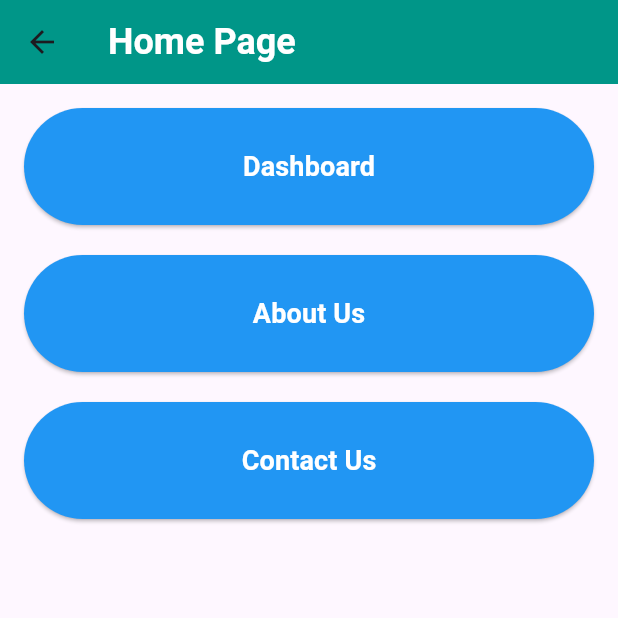
After one commit to kvnrynfl/Belajar-Flutter, a Flutter app: the HomePage screen opened directly, on a phone screen of 412 x 824 dp, the top half of it. The commit adds this screen. Run offline on Flutter 3.47's test engine with Material 3 defaults, Android fonts, the phone set to English and light mode, and no system bars; our stand-ins replace easy_debounce, fluttertoast.

Commit message:
add assignments 7

```diff
--- /dev/null
+++ b/lib/pages/pertemuan_07/home_page.dart
@@ -0,0 +1,81 @@
+import 'package:flutter/material.dart';
+
+class HomePage extends StatefulWidget {
+  const HomePage({super.key});
+
+  @override
+  State<HomePage> createState() => _HomePageState();
+}
+
+class _HomePageState extends State<HomePage> {
+  @override
+  Widget build(BuildContext context) {
+    return Scaffold(
+      appBar: AppBar(
+        backgroundColor: Colors.teal,
+        title: const Text(
+          'Home Page',
+          style: TextStyle(
+            color: Colors.white,
+            fontSize: 24,
+            fontWeight: FontWeight.bold,
+          ),
+        ),
+      ),
+      body: ListView(
+        padding: const EdgeInsets.all(16),
+        children: [
+          Container(
+            padding: const EdgeInsets.only(bottom: 20),
+            child: ElevatedButton(
+              style: ElevatedButton.styleFrom(
+                backgroundColor: Colors.blue,
+                padding: const EdgeInsets.all(26),
+              ),
+              onPressed: () {},
+              child: const Text(
+                "Dashboard",
+                style: TextStyle(
+                    color: Colors.white,
+                    fontSize: 18,
+                    fontWeight: FontWeight.bold),
+              ),
+            ),
+          ),
+          Container(
+            padding: const EdgeInsets.only(bottom: 20),
+            child: ElevatedButton(
+              style: ElevatedButton.styleFrom(
+                  backgroundColor: Colors.blue,
+                  padding: const EdgeInsets.all(26)),
+              onPressed: () {},
+              child: const Text(
+                "About Us",
+                style: TextStyle(
+                    color: Colors.white,
+                    fontSize: 18,
+                    fontWeight: FontWeight.bold),
+              ),
+            ),
+          ),
+          Container(
+            padding: const EdgeInsets.only(bottom: 20),
+            child: ElevatedButton(
+              style: ElevatedButton.styleFrom(
+                  backgroundColor: Colors.blue,
+                  padding: const EdgeInsets.all(26)),
+              onPressed: () {},
+              child: const Text(
+                "Contact Us",
+                style: TextStyle(
+                    color: Colors.white,
+                    fontSize: 18,
+                    fontWeight: FontWeight.bold),
+              ),
+            ),
+          ),
+        ],
+      ),
+    );
+  }
+}
```
Also changed, not shown: lib/pages/home.dart (+7 -0 lines), lib/pages/pertemuan_07/login_page.dart (added, +98 -0 lines).
